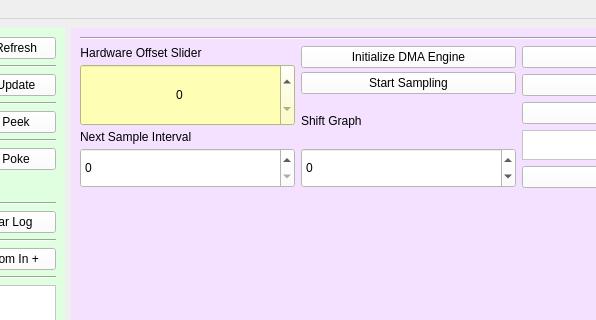
The window that mainwindow.ui (huss2342/Oscilloscope_Host) describes before a commit, drawn with Qt 5; both pictures show x 270 to 866 and y 0 to 320 of the 1025 by 982 pixel window.
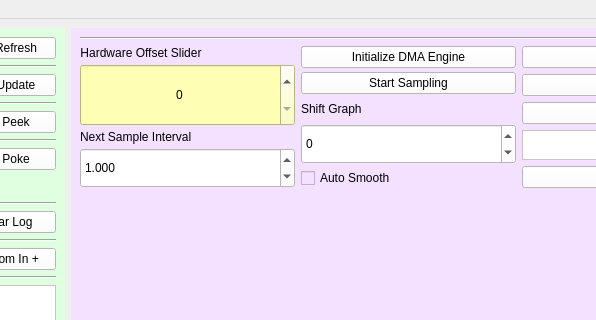
The same window after the commit.

What changed in the file:
```diff
--- a/mainwindow.ui
+++ b/mainwindow.ui
@@ -525,7 +525,7 @@
             </widget>
            </item>
            <item>
-            <widget class="QSpinBox" name="SamplingIntervalSpinBox">
+            <widget class="QDoubleSpinBox" name="SamplingIntervalSpinBox">
              <property name="sizePolicy">
               <sizepolicy hsizetype="Minimum" vsizetype="Maximum">
                <horstretch>0</horstretch>
@@ -544,14 +544,20 @@
              <property name="accelerated">
               <bool>true</bool>
              </property>
+             <property name="decimals">
+              <number>3</number>
+             </property>
              <property name="minimum">
-              <number>0</number>
+              <double>0.000000000000000</double>
              </property>
              <property name="maximum">
-              <number>1000</number>
+              <double>10000.000000000000000</double>
+             </property>
+             <property name="stepType">
+              <enum>QAbstractSpinBox::AdaptiveDecimalStepType</enum>
              </property>
              <property name="value">
-              <number>0</number>
+              <double>1.000000000000000</double>
              </property>
             </widget>
            </item>
@@ -607,10 +613,10 @@
               <string notr="true">background-color: rgb(255, 255, 255);</string>
              </property>
              <property name="minimum">
-              <number>-500</number>
+              <number>-1000</number>
              </property>
              <property name="maximum">
-              <number>500</number>
+              <number>1000</number>
              </property>
              <property name="singleStep">
               <number>5</number>
@@ -620,6 +626,13 @@
              </property>
             </widget>
            </item>
+           <item>
+            <widget class="QCheckBox" name="autoLockCheckBox">
+             <property name="text">
+              <string>Auto Smooth</string>
+             </property>
+            </widget>
+           </item>
           </layout>
          </item>
          <item>
```
Left out of the diff: 4 changed lines with no effect on the pictures. Lines whose indentation alone changed are shown as unchanged.
